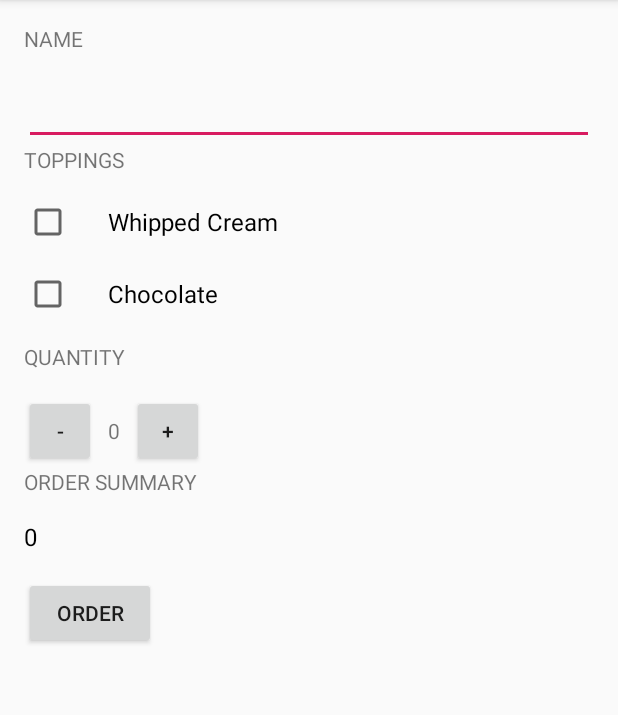
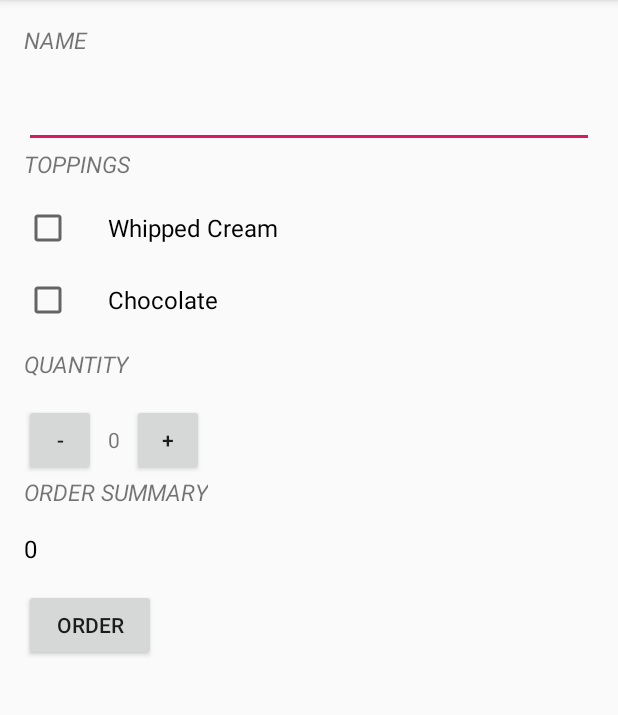
Before and after one commit to Pherlar/JustJava, an Android app: the screen it shows after launch (MainActivity), on a phone screen of 412 x 824 dp, the part 84-799 px from its top. Run offline under Robolectric (Android 15) with nearby library versions, the phone set to English and light mode, and no system bars.

Commit message:
Add styles to headings in xml

```diff
--- a/app/src/main/res/layout/activity_main.xml
+++ b/app/src/main/res/layout/activity_main.xml
@@ -16,7 +16,8 @@
                 android:layout_height="wrap_content"
                 android:layout_marginBottom="16dp"
                 android:text="@string/name"
-                android:textAllCaps="true" />
+                android:textAllCaps="true"
+                style="@style/CustomText"/>
 
             <EditText
                 android:id="@+id/nameEditTextView"
@@ -34,7 +35,8 @@
             android:layout_height="wrap_content"
             android:layout_marginBottom="0dp"
             android:text="@string/toppings"
-            android:textAllCaps="true" />
+            android:textAllCaps="true"
+            style="@style/CustomText"/>
 
         <CheckBox
             android:layout_width="wrap_content"
@@ -65,7 +67,8 @@
             android:layout_height="wrap_content"
             android:layout_marginBottom="16dp"
             android:text="@string/quantity"
-            android:textAllCaps="true" />
+            android:textAllCaps="true"
+            style="@style/CustomText"/>
 
         <LinearLayout
            android:layout_width="match_parent"
@@ -102,7 +105,8 @@
             android:layout_height="wrap_content"
             android:layout_marginBottom="16dp"
             android:text="@string/order_summary"
-            android:textAllCaps="true" />
+            android:textAllCaps="true"
+            style="@style/CustomText"/>
 
 
         <TextView
--- a/app/src/main/res/values/styles.xml
+++ b/app/src/main/res/values/styles.xml
@@ -8,4 +8,14 @@
         <item name="colorAccent">@color/colorAccent</item>
     </style>
 
+    <style name="CustomText">
+        <!-- Customize your theme here. -->
+        <item name="android:textSize">15sp</item>
+        <item name="android:layout_width">wrap_content</item>
+        <item name="android:layout_height">48dp</item>
+        <item name="android:gravity">center_vertical</item>
+        <item name="android:textStyle">italic</item>
+        <item name="android:textAllCaps">true</item>
+    </style>
+
 </resources>
```
